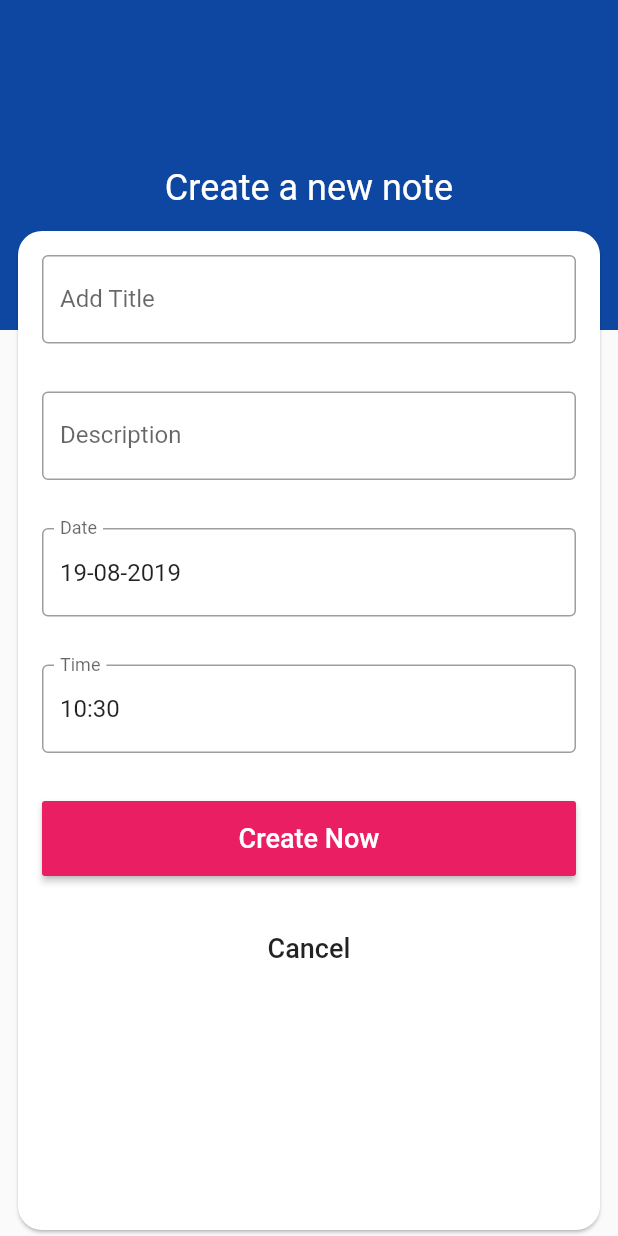
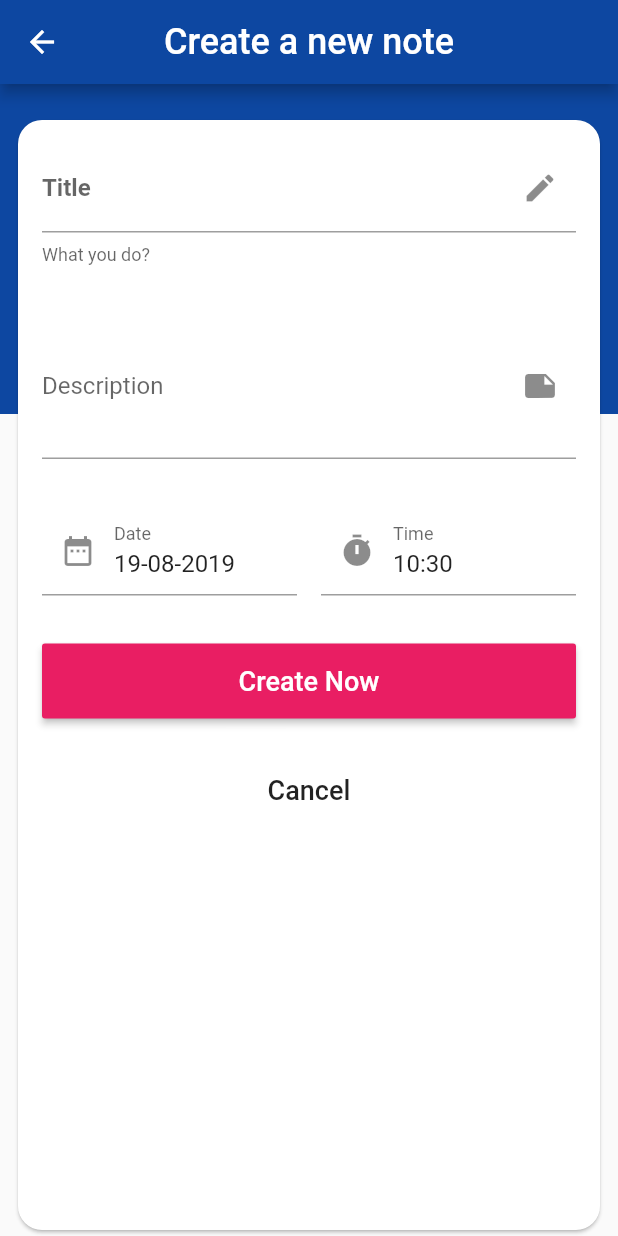
Before and after one commit to magicpro97/my_does, a Flutter app: the InputScreen screen opened by its route, on a phone screen of 412 x 824 dp. Run offline on Flutter 3.47's test engine with Material 2 defaults, Android fonts, the phone set to English and light mode, and no system bars; drawn by our look-alikes of datetime_picker_formfield; our stand-ins replace flutter_slidable, moor_flutter; generated files the repository leaves out were written again.

Commit message:
Change input UI

```diff
--- a/lib/ui/input/input.dart
+++ b/lib/ui/input/input.dart
@@ -56,27 +56,32 @@ class _InputScreenState extends State<InputScreen> {
   @override
   Widget build(BuildContext context) {
     return Scaffold(
+        appBar: AppBar(
+          backgroundColor: Colors.blue[900],
+          centerTitle: true,
+          title: _inputTile(),
+        ),
         body: Stack(children: <Widget>[
           Container(
-              height: 220,
-              color: Colors.blue[900],
-              child: Padding(
-                padding: const EdgeInsets.only(top: 30.0),
-                child: _inputTile(),
-              )),
+            height: 220,
+            width: double.infinity,
+            color: Colors.blue[900],
+          ),
           Container(
-            margin: const EdgeInsets.only(top: 150),
+            margin: const EdgeInsets.only(top: 20),
             child: _input(),
           )
         ]));
   }
 
   Widget _inputTile() {
-    return Center(
-        child: Text(
-          _isCreateFrom() ? "Create a new note" : "Update your note",
-          style: TextStyle(fontSize: 24, color: Colors.white),
-        ));
+    return Text(
+      _isCreateFrom() ? "Create a new note" : "Update your note",
+      style: TextStyle(
+        fontSize: 24,
+        color: Colors.white,
+      ),
+    );
   }
 
   Widget _input() {
@@ -95,61 +100,31 @@ class _InputScreenState extends State<InputScreen> {
                 padding: const EdgeInsets.all(16.0),
                 child: TextFormField(
                   controller: _titleController,
+                  style: TextStyle(
+                    fontWeight: FontWeight.bold,
+                  ),
                   decoration: InputDecoration(
-                      labelText: 'Add Title',
-                      hintText: 'What you do?',
-                      border: OutlineInputBorder()),
+                    labelText: 'Title',
+                    helperText: 'What you do?',
+                    suffixIcon: Icon(Icons.edit),
+                  ),
                 ),
               ),
               Padding(
                 padding: const EdgeInsets.all(16.0),
                 child: TextFormField(
                   controller: _descriptionController,
+                  maxLines: 3,
                   decoration: InputDecoration(
-                      labelText: 'Description',
-                      hintText: 'How to?',
-                      border: OutlineInputBorder()),
+                    labelText: 'Description',
+                    hintText: 'How to?',
+                    suffixIcon: Icon(Icons.note),
+                  ),
                 ),
               ),
               Padding(
-                padding: const EdgeInsets.all(16.0),
-                child: DateTimeField(
-                  format: DateTimeUtils.dateFormat,
-                  controller: _dateController,
-                  decoration: InputDecoration(
-                      labelText: 'Date',
-                      hintText: 'When will?',
-                      border: OutlineInputBorder()),
-                  onShowPicker:
-                      (BuildContext context, DateTime currentValue) async {
-                    return showDatePicker(
-                      context: context,
-                      firstDate: DateTime(1900),
-                      initialDate: currentValue ?? DateTime.now(),
-                      lastDate: DateTime(2100),
-                    );
-                  },
-                ),
-              ),
-              Padding(
-                padding: const EdgeInsets.all(16.0),
-                child: DateTimeField(
-                  format: DateTimeUtils.timeFormat,
-                  controller: _timeController,
-                  decoration: InputDecoration(
-                      labelText: 'Time',
-                      hintText: 'What time?',
-                      border: OutlineInputBorder()),
-                  onShowPicker:
-                      (BuildContext context, DateTime currentValue) async {
-                    final time = await showTimePicker(
-                      context: context,
-                      initialTime: TimeOfDay.fromDateTime(
-                          currentValue ?? DateTime.now()),
-                    );
-                    return DateTimeField.convert(time);
-                  },
-                ),
+                padding: const EdgeInsets.all(8.0),
+                child: _dateTimeField(),
               ),
               Padding(
                 padding: const EdgeInsets.all(16.0),
@@ -186,6 +161,59 @@ class _InputScreenState extends State<InputScreen> {
     );
   }
 
+  Widget _dateTimeField() {
+    return Row(
+      children: <Widget>[
+        Expanded(
+          child: Padding(
+            padding: const EdgeInsets.all(8.0),
+            child: DateTimeField(
+              format: DateTimeUtils.dateFormat,
+              controller: _dateController,
+              decoration: InputDecoration(
+                labelText: 'Date',
+                hintText: 'When will?',
+                prefixIcon: Icon(Icons.date_range),
+              ),
+              onShowPicker:
+                  (BuildContext context, DateTime currentValue) async {
+                return showDatePicker(
+                  context: context,
+                  firstDate: DateTime(1900),
+                  initialDate: currentValue ?? DateTime.now(),
+                  lastDate: DateTime(2100),
+                );
+              },
+            ),
+          ),
+        ),
+        Expanded(
+          child: Padding(
+            padding: const EdgeInsets.all(8.0),
+            child: DateTimeField(
+              format: DateTimeUtils.timeFormat,
+              controller: _timeController,
+              decoration: InputDecoration(
+                labelText: 'Time',
+                hintText: 'What time?',
+                prefixIcon: Icon(Icons.timer),
+              ),
+              onShowPicker:
+                  (BuildContext context, DateTime currentValue) async {
+                final time = await showTimePicker(
+                  context: context,
+                  initialTime:
+                  TimeOfDay.fromDateTime(currentValue ?? DateTime.now()),
+                );
+                return DateTimeField.convert(time);
+              },
+            ),
+          ),
+        ),
+      ],
+    );
+  }
+
   void submitFormAction(BuildContext context) {
     final noteDao = Provider
         .of<MoorDatabase>(context)
```
